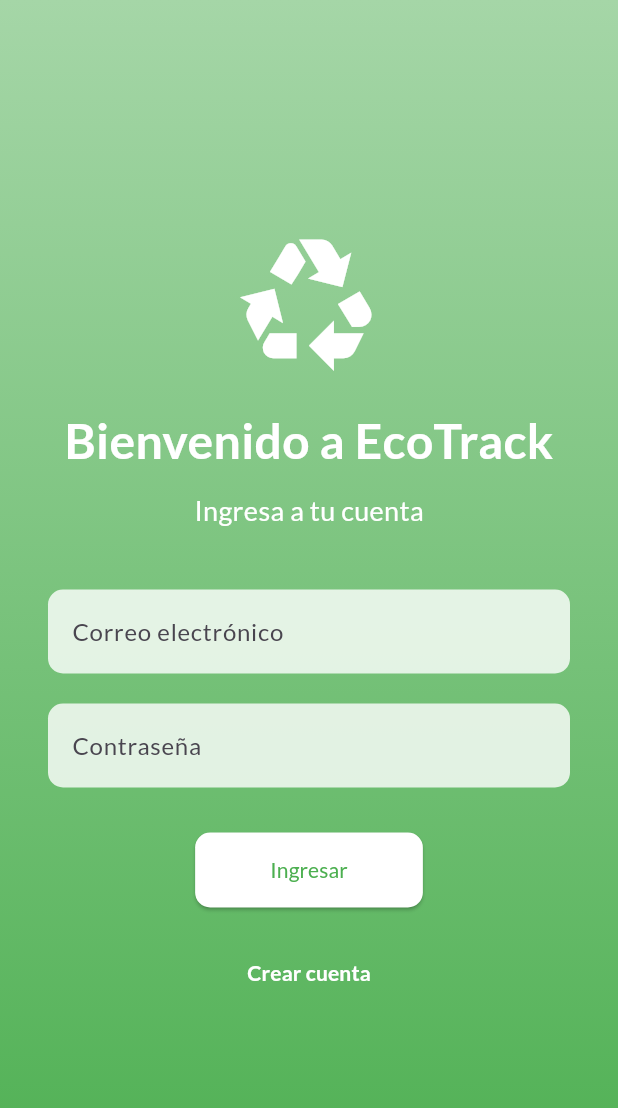
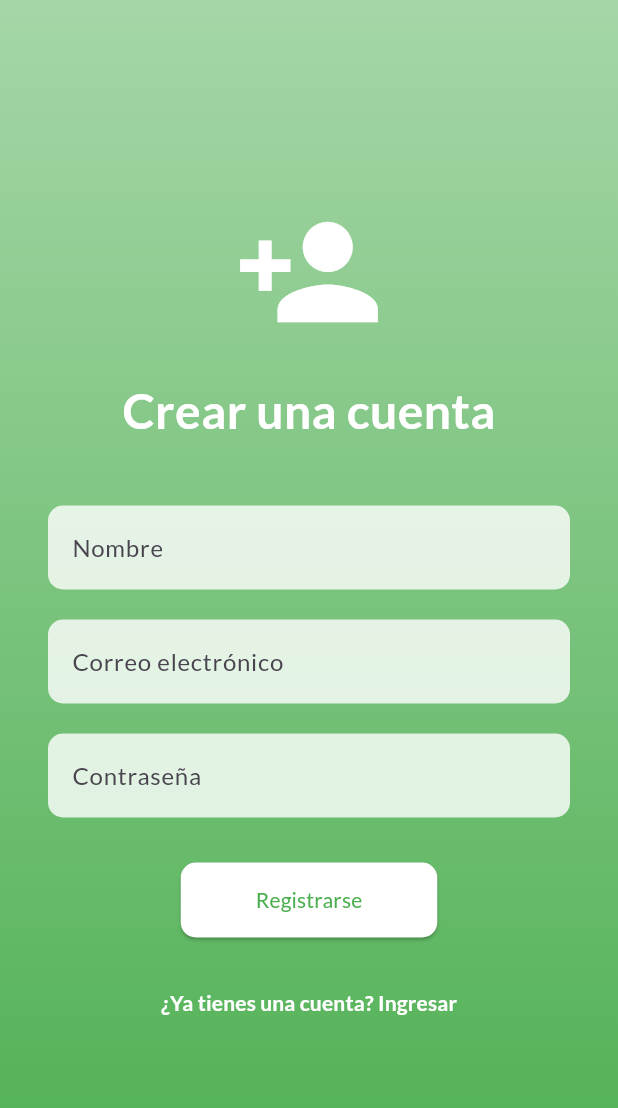
Before and after one commit to mascheyola/ecotrack, a Flutter app: the screen it shows after launch, after a tap on "Crear cuenta", on a phone screen of 412 x 824 dp. Shown: the top 1108 px of the screen. Run offline on Flutter 3.47's test engine with Material 3 defaults, Android fonts, the phone set to English and light mode, and no system bars; our stand-ins replace google_fonts.

Commit message:
feat: vincular pantalla inicial con registro de usuario.

```diff
--- a/lib/main.dart
+++ b/lib/main.dart
@@ -1,5 +1,6 @@
 import 'package:flutter/material.dart';
 import 'package:google_fonts/google_fonts.dart';
+import 'package:myapp/register_screen.dart';
 
 void main() {
   runApp(const MyApp());
@@ -103,7 +104,14 @@ class LoginScreen extends StatelessWidget {
                 ),
                 const SizedBox(height: 20),
                 TextButton(
-                  onPressed: () {},
+                  onPressed: () {
+                    Navigator.push(
+                      context,
+                      MaterialPageRoute(
+                        builder: (context) => const RegisterScreen(),
+                      ),
+                    );
+                  },
                   child: Text(
                     'Crear cuenta',
                     style: GoogleFonts.lato(
--- a/lib/register_screen.dart
+++ b/lib/register_screen.dart
@@ -32,6 +32,18 @@ class RegisterScreen extends StatelessWidget {
                   ),
                 ),
                 const SizedBox(height: 40),
+                TextField(
+                  decoration: InputDecoration(
+                    labelText: 'Nombre',
+                    filled: true,
+                    fillColor: Colors.white.withOpacity(0.8),
+                    border: OutlineInputBorder(
+                      borderRadius: BorderRadius.circular(10),
+                      borderSide: BorderSide.none,
+                    ),
+                  ),
+                ),
+                const SizedBox(height: 20),
                 TextField(
                   decoration: InputDecoration(
                     labelText: 'Correo electrónico',
```
